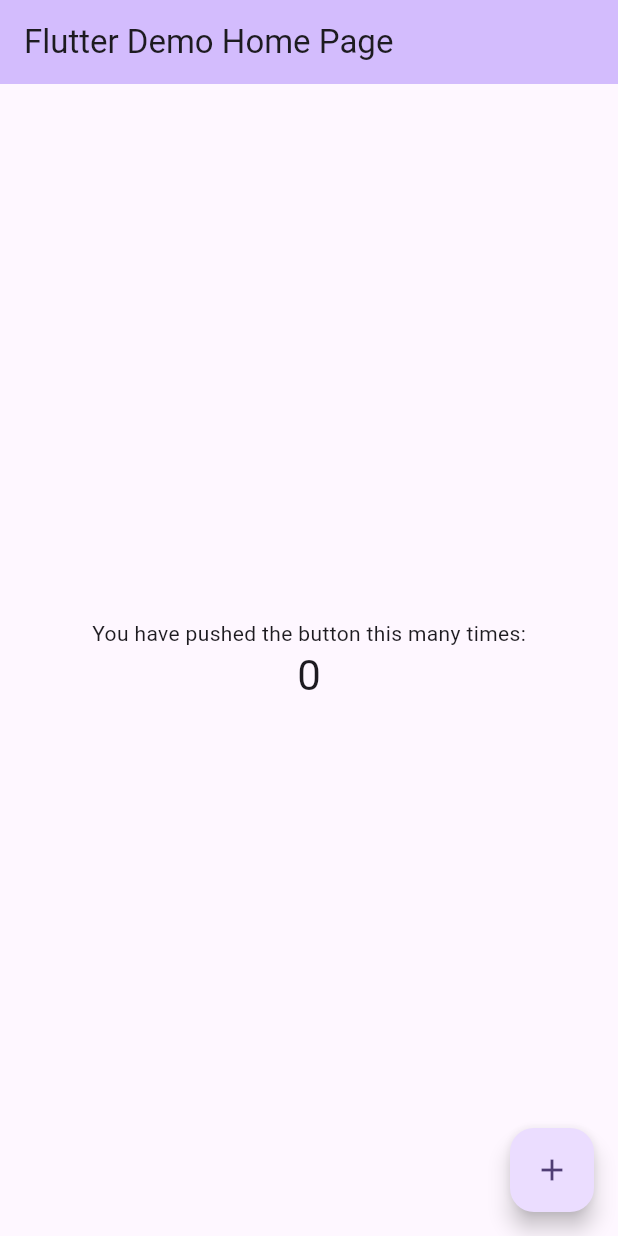
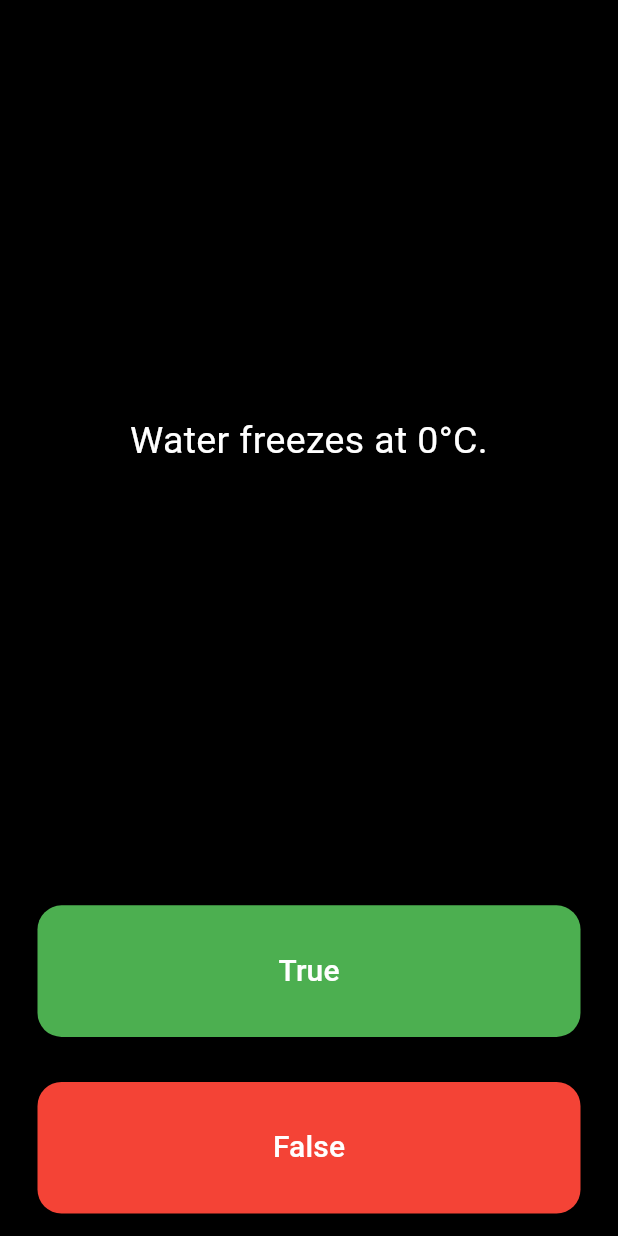
Before and after one commit to v-kolodii/flutter-learning, a Flutter app: the screen it shows after launch, on a phone screen of 412 x 824 dp. Run offline on Flutter 3.47's test engine with Material 3 defaults, Android fonts, the phone set to English and light mode, and no system bars; our stand-ins replace awesome_dialog.

Commit message:
quizzler implementation. create question model, quiz core logic class, added awesome dialog package

```diff
--- a/quizzler/lib/main.dart
+++ b/quizzler/lib/main.dart
@@ -1,7 +1,133 @@
+import 'package:awesome_dialog/awesome_dialog.dart';
 import 'package:flutter/material.dart';
+import 'package:quizzler/quiz_core.dart';
+
+QuizCore quizCore = QuizCore();
 
 void main() {
-  runApp(const MyApp());
+  runApp(const Quizzler());
+}
+
+class Quizzler extends StatelessWidget {
+  const Quizzler({super.key});
+
+  @override
+  Widget build(BuildContext context) {
+    return MaterialApp(
+      home: Scaffold(
+        backgroundColor: Colors.black,
+        body: SafeArea(
+          child: Padding(
+            padding: EdgeInsets.symmetric(horizontal: 10.0),
+            child: QuizPage(),
+          ),
+        ),
+      ),
+    );
+  }
+}
+
+class QuizPage extends StatefulWidget {
+  const QuizPage({super.key});
+  @override
+  State<QuizPage> createState() => _QuizPageState();
+}
+
+class _QuizPageState extends State<QuizPage> {
+  List<Icon> scoreKeeper = [];
+
+  void checkAnswer(bool userAnswer) {
+    bool correctAnswer = quizCore.getCorrectAnswer();
+    Icon correctIcon = Icon(Icons.check, color: Colors.green);
+    Icon wrongIcon = Icon(Icons.close, color: Colors.red);
+    setState(() {
+      if (quizCore.isFinished()) {
+        _showDialog();
+        quizCore.reset();
+        scoreKeeper = [];
+      } else {
+        if (userAnswer == correctAnswer) {
+          scoreKeeper.add(correctIcon);
+        } else {
+          scoreKeeper.add(wrongIcon);
+        }
+        quizCore.nextQuestion();
+      }
+    });
+  }
+
+  void _showDialog() {
+    AwesomeDialog(
+      context: context,
+      animType: AnimType.leftSlide,
+      headerAnimationLoop: false,
+      dialogType: DialogType.info,
+      showCloseIcon: true,
+      title: 'Finished!',
+      desc: 'You completed the quiz.',
+      // btnOkOnPress: () {
+      //   debugPrint('OnClcik');
+      // },
+      // btnOkIcon: Icons.check_circle,
+      // onDismissCallback: (type) {
+      //   debugPrint('Dialog Dissmiss from callback $type');
+      // },
+    ).show();
+  }
+
+  @override
+  Widget build(BuildContext context) {
+    return Column(
+      mainAxisAlignment: MainAxisAlignment.spaceBetween,
+      crossAxisAlignment: CrossAxisAlignment.stretch,
+      children: [
+        Expanded(
+          flex: 5,
+          child: Padding(
+            padding: EdgeInsets.all(10.0),
+            child: Center(
+              child: Text(
+                quizCore.getQuestionText(),
+                textAlign: TextAlign.center,
+                style: TextStyle(fontSize: 25, color: Colors.white),
+              ),
+            ),
+          ),
+        ),
+        Expanded(
+          child: Padding(
+            padding: EdgeInsets.all(15.0),
+            child: FloatingActionButton(
+              backgroundColor: Colors.green,
+              child: Text(
+                'True',
+                style: TextStyle(fontSize: 20, color: Colors.white),
+              ),
+              onPressed: () {
+                checkAnswer(true);
+              },
+            ),
+          ),
+        ),
+        Expanded(
+          child: Padding(
+            padding: EdgeInsets.all(15.0),
+            child: FloatingActionButton(
+              backgroundColor: Colors.red,
+              child: Text(
+                'False',
+                style: TextStyle(fontSize: 20, color: Colors.white),
+              ),
+              onPressed: () {
+                checkAnswer(false);
+              },
+            ),
+          ),
+        ),
+        Row(children: scoreKeeper),
+      ],
+    );
+  }
 }
 
 class MyApp extends StatelessWidget {
--- /dev/null
+++ b/quizzler/lib/question.dart
@@ -0,0 +1,6 @@
+class Question {
+  String questionText;
+  bool questionAnswer;
+
+  Question({required this.questionText, required this.questionAnswer});
+}
--- /dev/null
+++ b/quizzler/lib/quiz_core.dart
@@ -0,0 +1,36 @@
+import 'question.dart';
+
+class QuizCore {
+  int _questionNumber = 0;
+
+  final List<Question> _questionBank = [
+    Question(questionText: 'Water freezes at 0°C.', questionAnswer: true),
+    Question(questionText: 'Humans have two legs.', questionAnswer: true),
+    Question(
+      questionText: 'Birds can breathe underwater without air.',
+      questionAnswer: false,
+    ),
+    Question(questionText: 'Dogs can fly naturally.', questionAnswer: false),
+    Question(questionText: 'The Earth is flat.', questionAnswer: true),
+  ];
+
+  String getQuestionText() {
+    return _questionBank[_questionNumber].questionText;
+  }
+
+  bool getCorrectAnswer() {
+    return _questionBank[_questionNumber].questionAnswer;
+  }
+
+  bool isFinished() {
+    return _questionNumber >= _questionBank.length - 1;
+  }
+
+  void reset() => _questionNumber = 0;
+
+  void nextQuestion() {
+    if (_questionNumber < _questionBank.length - 1) {
+      _questionNumber++;
+    }
+  }
+}
```
Also changed, not shown: quizzler/pubspec.yaml (+7 -0 lines), quizzler/assets/images/logo.png (added), 5 other files.
